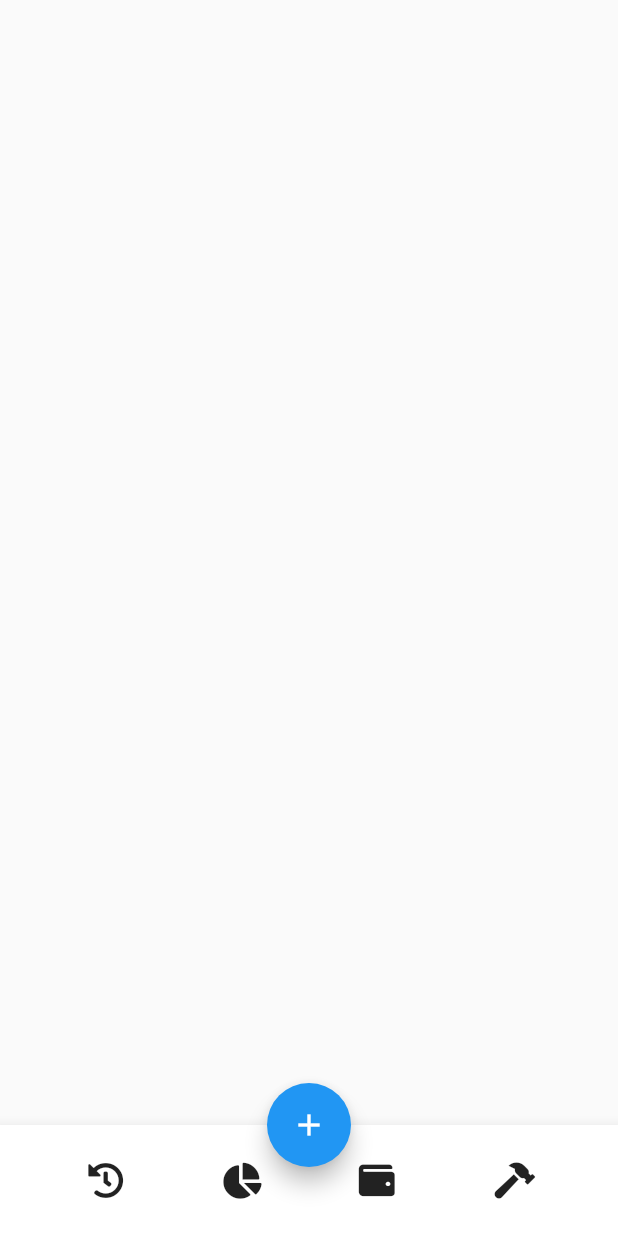
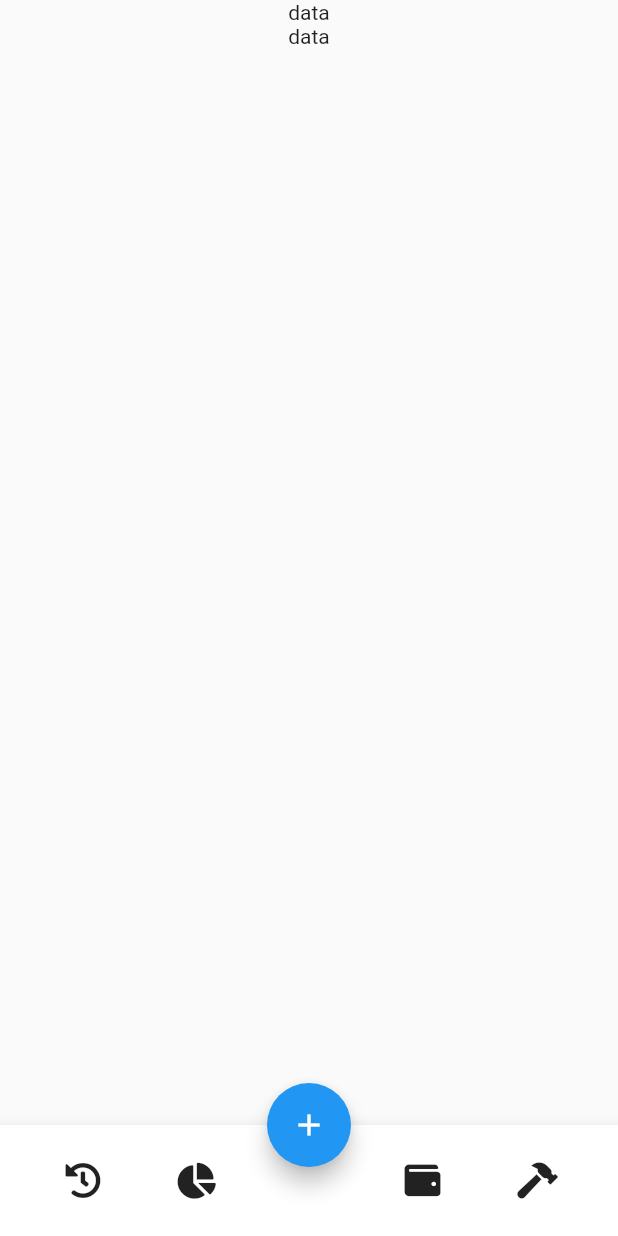
Before and after one commit to gjortega84/eco_home, a Flutter app: the screen it shows after launch, on a phone screen of 412 x 824 dp. Run offline on Flutter 3.47's test engine with Material 2 defaults, Android fonts, the phone set to English and light mode, and no system bars; our stand-ins replace equatable, font_awesome_flutter, get_it, logger, provider_architecture, responsive_builder.

Commit message:
Agrego barra inferior totales la parte superior y boton

```diff
--- a/lib/views/home/home_mobile.dart
+++ b/lib/views/home/home_mobile.dart
@@ -7,16 +7,19 @@ class _HomeMobile extends StatelessWidget {
 
   @override
   Widget build(BuildContext context) {
+    Resposive resposive = Resposive.of(context);
     return Scaffold(
+      body: _body(),
       bottomNavigationBar: BottomAppBar(
         child: Row(
           mainAxisAlignment: MainAxisAlignment.spaceEvenly,
           mainAxisSize: MainAxisSize.max,
           children: [
-            _getActionButton(FontAwesomeIcons.history),
-            _getActionButton(FontAwesomeIcons.chartPie),
-            _getActionButton(FontAwesomeIcons.wallet),
-            _getActionButton(FontAwesomeIcons.hammer),
+            _getActionButton(FontAwesomeIcons.history, resposive),
+            _getActionButton(FontAwesomeIcons.chartPie, resposive),
+            SizedBox(width: resposive.widthPercent(0.1)),
+            _getActionButton(FontAwesomeIcons.wallet, resposive),
+            _getActionButton(FontAwesomeIcons.hammer, resposive),
           ],
         ),
       ),
@@ -26,7 +29,7 @@ class _HomeMobile extends StatelessWidget {
     );
   }
 
-  Widget _getActionButton(IconData iconData) {
+  Widget _getActionButton(IconData iconData, Resposive responsive) {
     return InkWell(
       child: Padding(
         padding: const EdgeInsets.symmetric(vertical: 25, horizontal: 8),
@@ -35,4 +38,30 @@ class _HomeMobile extends StatelessWidget {
       onTap: () {},
     );
   }
+
+  Widget _body() {
+    return SafeArea(
+        child: Column(children: [_selector(), _total(), _graph(), _list()]));
+  }
+
+  Widget _selector() {
+    return Container();
+  }
+
+  Widget _total() {
+    return Column(
+      children: [
+        Text('data'),
+        Text('data'),
+      ],
+    );
+  }
+
+  Widget _graph() {
+    return Container();
+  }
+
+  Widget _list() {
+    return Container();
+  }
 }
--- a/lib/views/home/home_view.dart
+++ b/lib/views/home/home_view.dart
@@ -1,5 +1,6 @@
 library home_view;
-
+import 'package:eco_home/core/utils/resposive.dart';
+import 'package:flutter/cupertino.dart';
 import 'package:font_awesome_flutter/font_awesome_flutter.dart';
 import 'package:provider_architecture/provider_architecture.dart';
 import 'package:responsive_builder/responsive_builder.dart';
```
